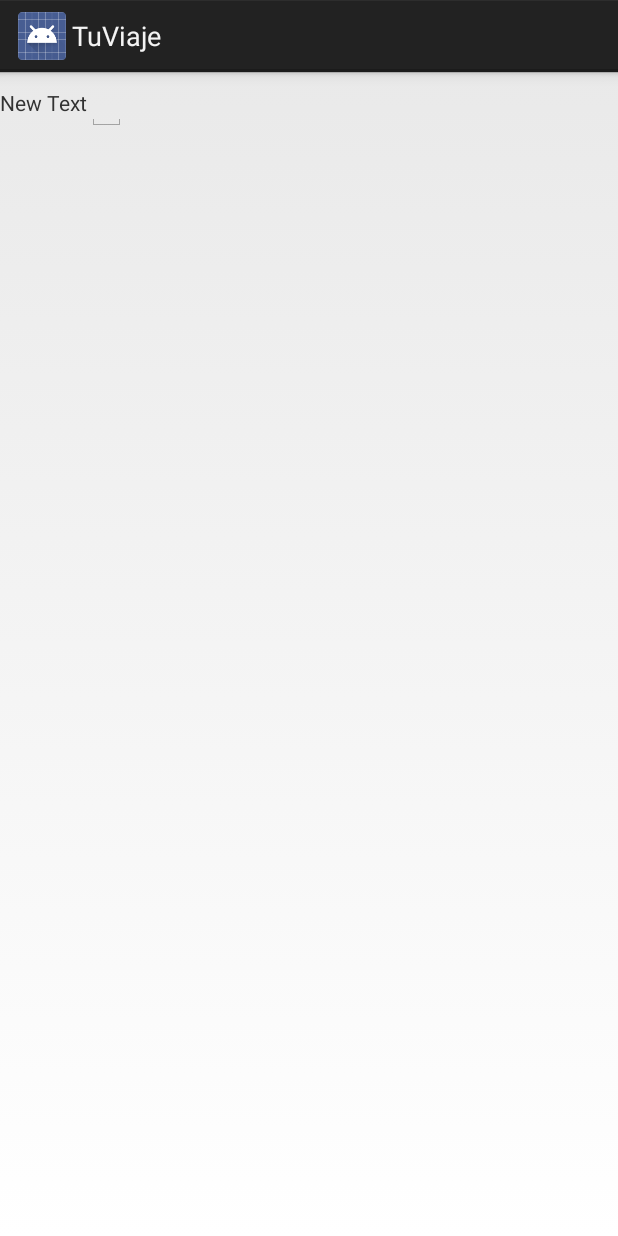
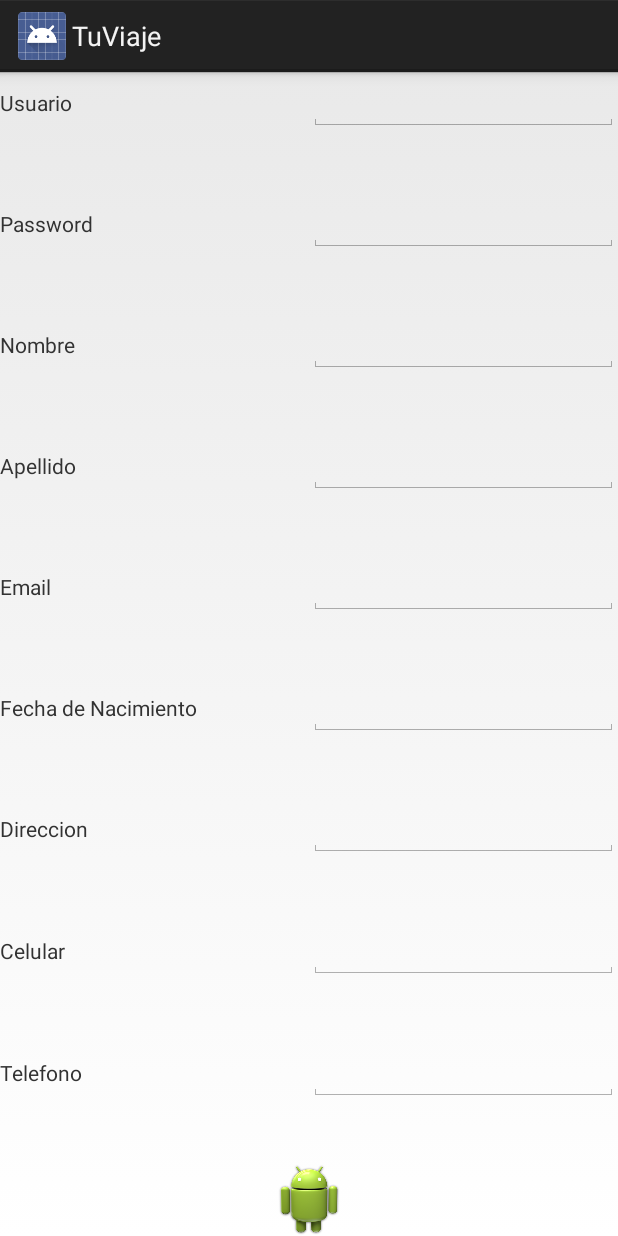
Before and after one commit to ReyesMagos/airAPP, an Android app: the layout sing_up_dialog.xml on its own in the app's theme, with its tools: preview values and no code run, on a phone screen of 412 x 824 dp. Run offline under Robolectric (Android 15) with nearby library versions, the phone set to English and light mode, and no system bars.

Commit message:
mas Singup

```diff
--- a/app/src/main/res/layout/sing_up_dialog.xml
+++ b/app/src/main/res/layout/sing_up_dialog.xml
@@ -6,31 +6,189 @@
 
     <LinearLayout
         android:orientation="horizontal"
-        android:layout_width="wrap_content"
-        android:layout_height="match_parent">
+        android:layout_width="match_parent"
+        android:layout_weight="1"
+        android:layout_height="0dp">
 
         <TextView
-            android:layout_width="wrap_content"
+            android:layout_width="0dp"
             android:layout_height="wrap_content"
-            android:text="New Text"
+            android:text="@string/username_label"
+            android:layout_weight="1"
             android:id="@+id/lblUsername" />
 
         <EditText
-            android:layout_width="wrap_content"
+            android:layout_width="0dp"
             android:layout_height="wrap_content"
             android:id="@+id/txtUsername"
             android:layout_weight="1" />
+    </LinearLayout>
 
+    <LinearLayout
+        android:orientation="horizontal"
+        android:layout_weight="1"
+        android:layout_width="match_parent"
+        android:layout_height="0dp">
 
+        <TextView
+            android:layout_width="0dp"
+            android:layout_height="wrap_content"
+            android:text="@string/password_label"
+            android:layout_weight="1"
+            android:id="@+id/lblPassword" />
 
+        <EditText
+            android:layout_width="0dp"
+            android:layout_height="wrap_content"
+            android:id="@+id/txtPassword"
+            android:layout_weight="1" />
+    </LinearLayout>
 
-        </LinearLayout>
+    <LinearLayout
+        android:orientation="horizontal"
+        android:layout_weight="1"
+        android:layout_width="match_parent"
+        android:layout_height="0dp">
+
+        <TextView
+            android:layout_width="0dp"
+            android:layout_height="wrap_content"
+            android:text="@string/name_label"
+            android:layout_weight="1"
+            android:id="@+id/lblName" />
+
+        <EditText
+            android:layout_width="0dp"
+            android:layout_height="wrap_content"
+            android:id="@+id/txtName"
+            android:layout_weight="1" />
+    </LinearLayout>
+
+    <LinearLayout
+        android:orientation="horizontal"
+        android:layout_weight="1"
+        android:layout_width="match_parent"
+        android:layout_height="0dp">
+
+        <TextView
+            android:layout_width="0dp"
+            android:layout_height="wrap_content"
+            android:text="@string/last_name"
+            android:layout_weight="1"
+            android:id="@+id/lblLastName" />
+
+        <EditText
+            android:layout_width="0dp"
+            android:layout_height="wrap_content"
+            android:id="@+id/txtLastName"
+            android:layout_weight="1" />
+    </LinearLayout>
+
+    <LinearLayout
+        android:orientation="horizontal"
+        android:layout_weight="1"
+        android:layout_width="match_parent"
+        android:layout_height="0dp">
+
+        <TextView
+            android:layout_width="0dp"
+            android:layout_height="wrap_content"
+            android:text="@string/email_label"
+            android:layout_weight="1"
+            android:id="@+id/lblEmail" />
+
+        <EditText
+            android:layout_width="0dp"
+            android:layout_height="wrap_content"
+            android:id="@+id/txtEmail"
+            android:layout_weight="1" />
+    </LinearLayout>
+
+    <LinearLayout
+        android:orientation="horizontal"
+        android:layout_weight="1"
+        android:layout_width="match_parent"
+        android:layout_height="0dp">
+
+        <TextView
+            android:layout_width="0dp"
+            android:layout_height="wrap_content"
+            android:text="@string/birth_date_label"
+            android:layout_weight="1"
+            android:id="@+id/lblBirthDate" />
+
+        <EditText
+            android:layout_width="0dp"
+            android:layout_height="wrap_content"
+            android:id="@+id/txtBirthDate"
+            android:layout_weight="1" />
+    </LinearLayout>
+
+    <LinearLayout
+        android:orientation="horizontal"
+        android:layout_weight="1"
+        android:layout_width="match_parent"
+        android:layout_height="0dp">
+
+        <TextView
+            android:layout_width="0dp"
+            android:layout_height="wrap_content"
+            android:text="@string/adress_label"
+            android:layout_weight="1"
+            android:id="@+id/lblAdress" />
+
+        <EditText
+            android:layout_width="0dp"
+            android:layout_height="wrap_content"
+            android:id="@+id/txtAdress"
+            android:layout_weight="1" />
+    </LinearLayout>
+
+    <LinearLayout
+        android:orientation="horizontal"
+        android:layout_weight="1"
+        android:layout_width="match_parent"
+        android:layout_height="0dp">
+
+        <TextView
+            android:layout_width="0dp"
+            android:layout_height="wrap_content"
+            android:text="@string/cell_label"
+            android:layout_weight="1"
+            android:id="@+id/lblCell" />
+
+        <EditText
+            android:layout_width="0dp"
+            android:layout_height="wrap_content"
+            android:id="@+id/txtCell"
+            android:layout_weight="1" />
+    </LinearLayout>
+
+    <LinearLayout
+        android:orientation="horizontal"
+        android:layout_weight="1"
+        android:layout_width="match_parent"
+        android:layout_height="0dp">
+
+        <TextView
+            android:layout_width="0dp"
+            android:layout_height="wrap_content"
+            android:text="@string/phone_number_label"
+            android:layout_weight="1"
+            android:id="@+id/lblPhoneNumber" />
+
+        <EditText
+            android:layout_width="0dp"
+            android:layout_height="wrap_content"
+            android:id="@+id/txtPhoneNumber"
+            android:layout_weight="1" />
+    </LinearLayout>
 
     <ImageView
         android:layout_width="wrap_content"
         android:layout_height="wrap_content"
         android:id="@+id/imageView"
-        android:layout_gravity="center_vertical"
+        android:layout_gravity="center"
         android:src="@drawable/ic_launcher" />
 
 
--- a/app/src/main/res/values/strings.xml
+++ b/app/src/main/res/values/strings.xml
@@ -6,4 +6,13 @@
     <string name="action_settings">Settings</string>
     <string name="wait_message">Por favor Espere</string>
     <string name="alert_title">Alerta</string>
+    <string name="username_label">Usuario</string>
+    <string name="password_label">Password</string>
+    <string name="name_label">Nombre</string>
+    <string name="last_name">Apellido</string>
+    <string name="email_label">Email</string>
+    <string name="adress_label">Direccion</string>
+    <string name="cell_label">Celular</string>
+    <string name="phone_number_label">Telefono</string>
+    <string name="birth_date_label">Fecha de Nacimiento</string>
 </resources>
```
